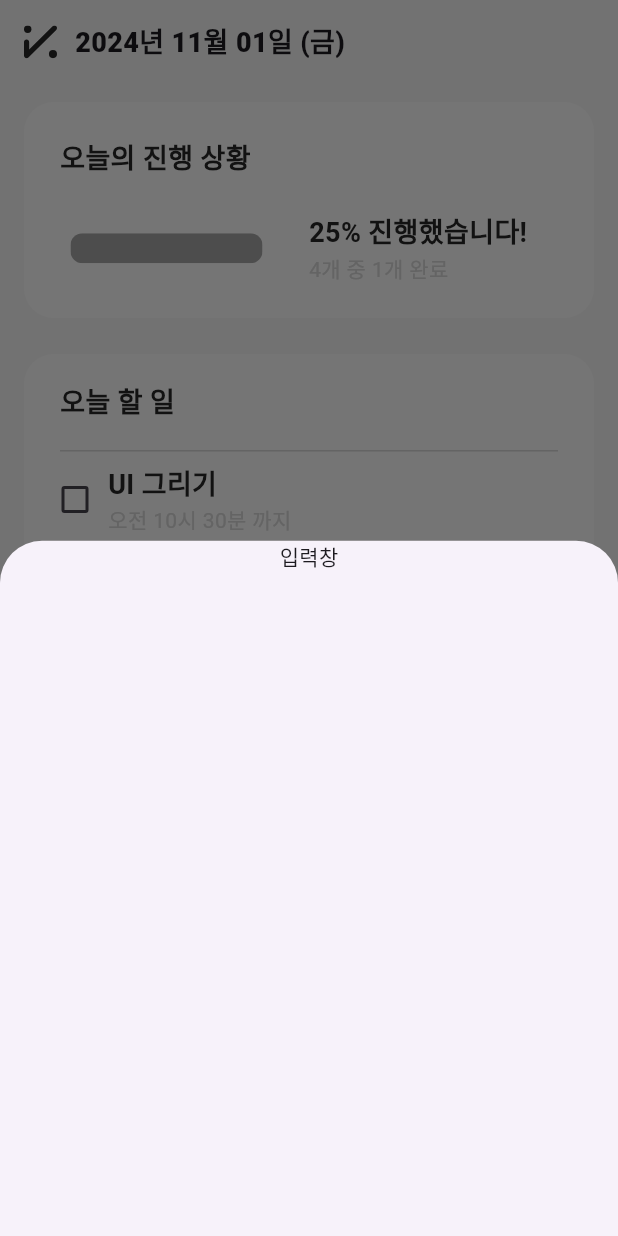
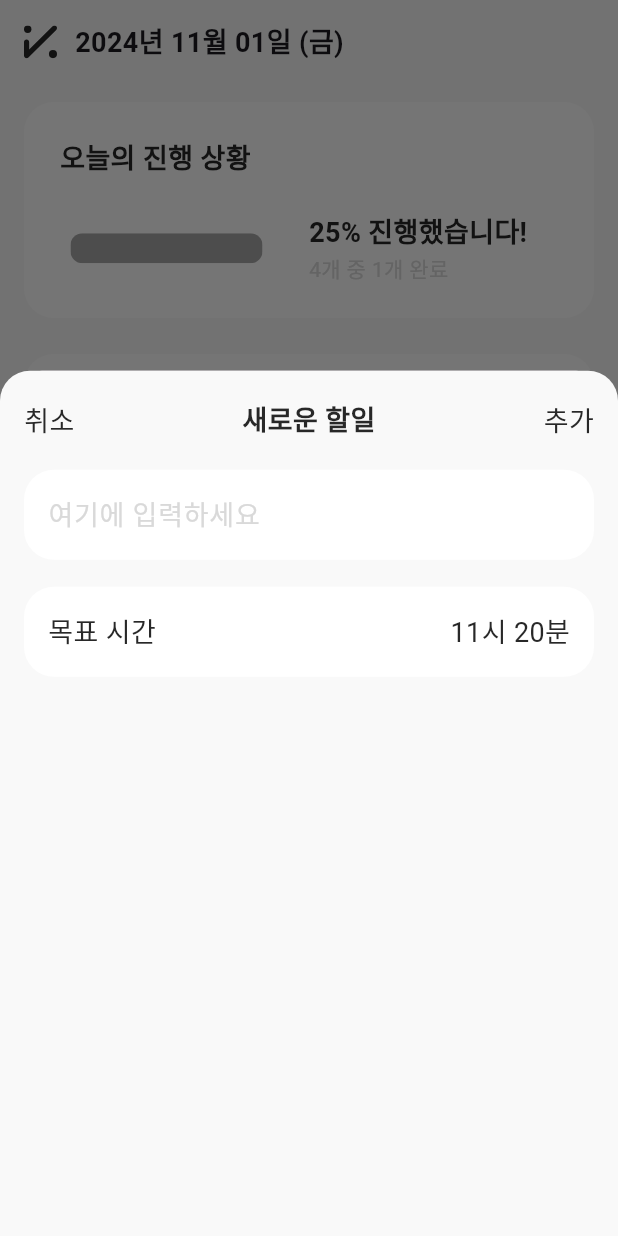
Before and after one commit to ds-k/Percentodo, a Flutter app: the screen it shows after launch, after a tap on the "add" icon, on a phone screen of 412 x 824 dp. Run offline on Flutter 3.47's test engine with Material 3 defaults, Android fonts, the phone set to English and light mode, and no system bars; our stand-ins replace firebase_core, flutter_svg; accounts and stored records are empty; generated files the repository leaves out were written again; Roboto replaces fonts that are missing (Pretendard).

Commit message:
[Add] add todo submit feature and seperate files

```diff
--- a/lib/main.dart
+++ b/lib/main.dart
@@ -6,8 +6,8 @@
 import 'firebase_options.dart';
 
 void main() async {
+  WidgetsFlutterBinding.ensureInitialized();
   await initializeDateFormatting('ko');
-
   await Firebase.initializeApp(
     options: DefaultFirebaseOptions.currentPlatform,
   );
--- a/lib/views/home/home_screen.dart
+++ b/lib/views/home/home_screen.dart
@@ -4,6 +4,7 @@ import 'package:percentodo/theme/colors.dart';
 import 'package:percentodo/views/home/todo_list.dart';
 import 'package:percentodo/views/home/todo_status.dart';
 import 'package:intl/intl.dart';
+import 'package:percentodo/views/home/todo_submit.dart';
 
 class HomeScreen extends StatelessWidget {
   const HomeScreen({super.key});
@@ -29,7 +30,7 @@ class HomeScreen extends StatelessWidget {
                         "ko",
                       ).format(DateTime.now()),
                       style:
-                          TextStyle(fontWeight: FontWeight.w800, fontSize: 18),
+                          TextStyle(fontWeight: FontWeight.w700, fontSize: 18),
                     )
                   ],
                 ),
@@ -43,18 +44,10 @@ class HomeScreen extends StatelessWidget {
       floatingActionButton: FloatingActionButton(
         onPressed: () {
           showModalBottomSheet(
-              // isScrollControlled: true,
+              isScrollControlled: true,
               context: context,
               builder: (context) {
-                return Container(
-                  width: MediaQuery.of(context).size.width,
-                  height: MediaQuery.of(context).size.height * 0.8,
-                  child: Column(
-                    children: [
-                      Text("입력창"),
-                    ],
-                  ),
-                );
+                return TodoSubmitWidget();
               });
         },
         backgroundColor: AppColors.black,
--- a/lib/views/home/todo.dart
+++ b/lib/views/home/todo.dart
@@ -34,6 +34,7 @@ class TodoWidget extends StatelessWidget {
             child: Checkbox(
                 value: todo.isCompleted,
                 onChanged: (bool? value) {
+                  // TODO : 변경 로직 작성
                   print("isCompleted 변경 로직 작성하세요");
                   // isCompleted -> true로 변경할 수 있도록 하는 로직 작성
                 }),
--- /dev/null
+++ b/lib/views/home/todo_submit.dart
@@ -0,0 +1,107 @@
+import 'package:flutter/material.dart';
+import 'package:percentodo/theme/colors.dart';
+
+class TodoSubmitWidget extends StatelessWidget {
+  const TodoSubmitWidget({super.key});
+
+  @override
+  Widget build(BuildContext context) {
+    return Container(
+      decoration: BoxDecoration(
+          color: AppColors.cream,
+          borderRadius: BorderRadius.only(
+              topLeft: Radius.circular(20), topRight: Radius.circular(20))),
+      width: MediaQuery.of(context).size.width,
+      height: MediaQuery.of(context).size.height * 0.7,
+      child: Column(
+        children: [
+          Container(
+            width: MediaQuery.of(context).size.width,
+            padding: EdgeInsets.symmetric(horizontal: 16.0),
+            height: 66,
+            child: Row(
+                mainAxisAlignment: MainAxisAlignment.spaceBetween,
+                children: [
+                  GestureDetector(
+                    onTap: () => print("취소로직"),
+                    child: Text("취소",
+                        style: TextStyle(
+                            fontWeight: FontWeight.w400,
+                            color: AppColors.black,
+                            fontSize: 18)),
+                  ),
+                  Text("새로운 할일",
+                      style: TextStyle(
+                          fontWeight: FontWeight.w700,
+                          color: AppColors.black,
+                          fontSize: 18)),
+                  GestureDetector(
+                    onTap: () => print("추가로직"),
+                    child: Text("추가",
+                        style: TextStyle(
+                            fontWeight: FontWeight.w400,
+                            color: AppColors.black,
+                            fontSize: 18)),
+                  ),
+                ]),
+          ),
+          Container(
+            margin: EdgeInsets.symmetric(horizontal: 16.0),
+            padding: EdgeInsets.symmetric(horizontal: 16.0),
+            alignment: Alignment.center,
+            height: 60,
+            decoration: BoxDecoration(
+              borderRadius: BorderRadius.circular(20.0),
+              color: AppColors.white,
+            ),
+            child: TextField(
+              cursorColor: AppColors.darkGray,
+              style: TextStyle(
+                fontSize: 18.0,
+                color: AppColors.black,
+                fontWeight: FontWeight.w400,
+              ),
+              decoration: InputDecoration(
+                  border: InputBorder.none,
+                  hintText: '여기에 입력하세요',
+                  hintStyle:
+                      TextStyle(color: AppColors.lightGray, fontSize: 18)),
+            ),
+          ),
+          Container(
+            margin: EdgeInsets.symmetric(horizontal: 16.0, vertical: 18.0),
+            padding: EdgeInsets.symmetric(horizontal: 16.0),
+            height: 60,
+            decoration: BoxDecoration(
+              borderRadius: BorderRadius.circular(20.0),
+              color: AppColors.white,
+            ),
+            child: Row(
+              mainAxisAlignment: MainAxisAlignment.spaceBetween,
+              children: [
+                Text(
+                  "목표 시간",
+                  style: TextStyle(
+                      fontWeight: FontWeight.w400,
+                      fontSize: 18,
+                      color: AppColors.black),
+                ),
+                GestureDetector(
+                  onTap: () => print("시간 고르기 ON"),
+                  child: Text(
+                    "11시 20분",
+                    style: TextStyle(
+                        fontWeight: FontWeight.w400,
+                        fontSize: 18,
+                        color: AppColors.black),
+                  ),
+                )
+              ],
+            ),
+          ),
+        ],
+      ),
+    );
+    ;
+  }
+}
```
Also changed, not shown: 3 other files.
